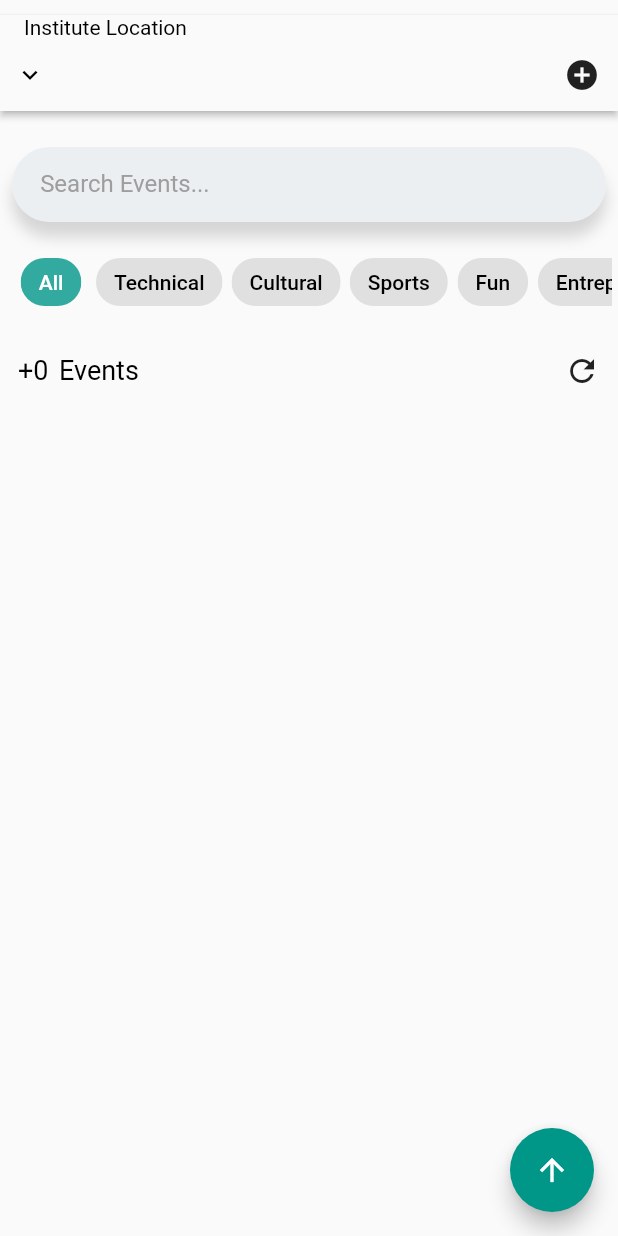
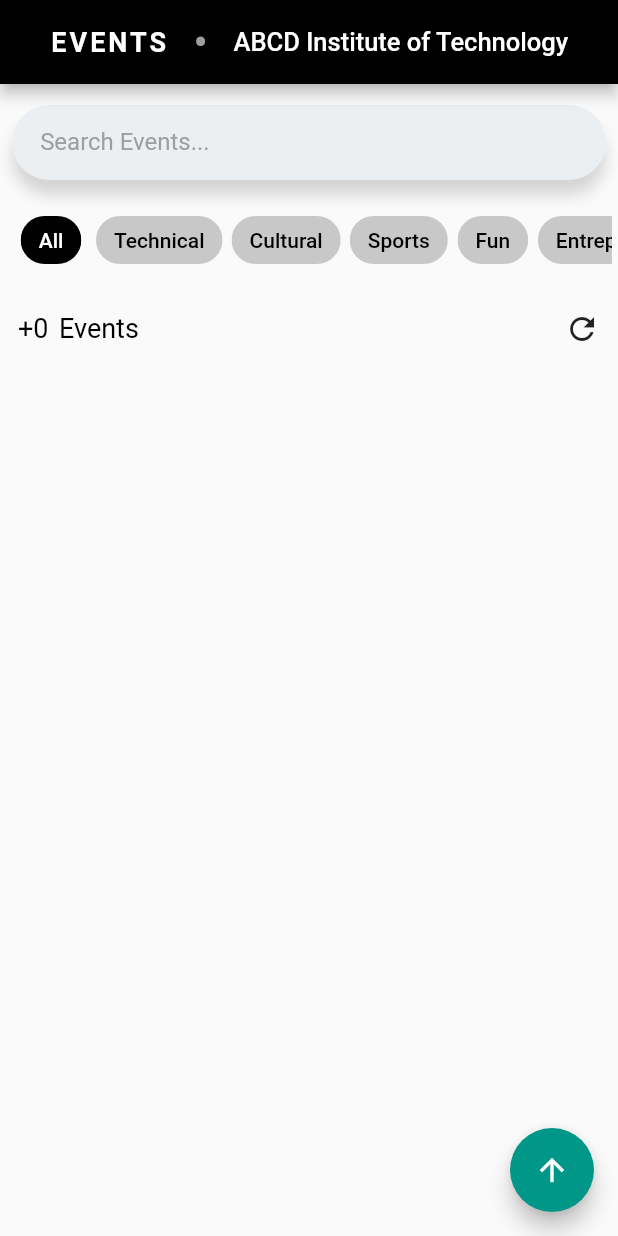
Before and after one commit to CvamKr/awarenett_project, a Flutter app: the screen it shows once a user with an empty profile is signed in, on a phone screen of 412 x 824 dp. Run offline on Flutter 3.47's test engine with Material 2 defaults, Android fonts, the phone set to English and light mode, and no system bars; our stand-ins replace cloud_firestore, firebase_auth, firebase_messaging, firebase_storage, flutter_spinkit, fluttertoast and 2 more; accounts and stored records are empty.

Commit message:
app bar and colour changes

```diff
--- a/lib/pages/event_page.dart
+++ b/lib/pages/event_page.dart
@@ -120,6 +120,33 @@ class _MyEventsPageState extends State<MyEventsPage> {
   Widget build(BuildContext context) {
     return Scaffold(
       key: _scaffoldKey,
+      appBar: AppBar(
+        backgroundColor: Colors.black,
+        title: Row(
+          mainAxisAlignment: MainAxisAlignment.spaceEvenly,
+          children: <Widget>[
+            Text('EVENTS',
+              style: TextStyle(
+                fontSize: 18,
+                color: Colors.white,
+                fontWeight: FontWeight.w700,
+                letterSpacing: 2
+              ),),
+            Text('•',
+            style: TextStyle(
+                fontSize: 27,
+                color: Colors.grey,
+              ),
+            ),
+            Text('ABCD Institute of Technology',
+            style: TextStyle(
+                fontSize: 17,
+                color: Colors.white,
+              ),
+            )
+          ],
+        )
+      ),
       // backgroundColor:
       //  Colors.white,
       // Colors.grey[50],
@@ -161,90 +188,91 @@ class _MyEventsPageState extends State<MyEventsPage> {
                       // ),
                       //
                     ),
+                    //-----------------------------------------------
                     child: Column(
-                      children: <Widget>[
-                        SizedBox(height: 10.0),
-                        Material(
-                            elevation: 2.0,
-                            child: Container(
-                                child: Column(
-                                  children: <Widget>[
-                                    Padding(
-                                      padding: const EdgeInsets.only(
-                                          left: 16.0, bottom: 0),
-                                      child: Align(
-                                        alignment: Alignment.centerLeft,
-                                        child: Text(
-                                          'Institute Location',
-                                          style: TextStyle(
-                                            color: textColor,
-                                          ),
-                                        ),
-                                      ),
-                                    ),
-                                    Row(
-                                      mainAxisAlignment:
-                                      MainAxisAlignment.spaceBetween,
-                                      children: <Widget>[
-                                        InkWell(
-                                          onTap: () {
-                                            openInstitutionDialogBox();
-                                          },
-                                          child: Row(
-                                            mainAxisAlignment:
-                                            MainAxisAlignment.start,
-                                            children: <Widget>[
-                                              Padding(
-                                                padding: const EdgeInsets.symmetric(
-                                                    horizontal: 10.0),
-                                                child: Icon(
-                                                  Icons.expand_more,
-                                                  size: 20.0,
-                                                  color: Colors.black,
+                    children: <Widget>[
+                        SizedBox(height: 5.0),
+                    //     Material(
+                    //         elevation: 2.0,
+                    //         child: Container(
+                    //             child: Column(
+                    //               children: <Widget>[
+                    //                 Padding(
+                    //                   padding: const EdgeInsets.only(
+                    //                       left: 16.0, bottom: 0),
+                    //                   child: Align(
+                    //                     alignment: Alignment.centerLeft,
+                    //                     child: Text(
+                    //                       'Institute Location',
+                    //                       style: TextStyle(
+                    //                         color: textColor,
+                    //                       ),
+                    //                     ),
+                    //                   ),
+                    //                 ),
+                    //                 Row(
+                    //                   mainAxisAlignment:
+                    //                   MainAxisAlignment.spaceBetween,
+                    //                   children: <Widget>[
+                    //                     InkWell(
+                    //                       onTap: () {
+                    //                         openInstitutionDialogBox();
+                    //                       },
+                    //                       child: Row(
+                    //                         mainAxisAlignment:
+                    //                         MainAxisAlignment.start,
+                    //                         children: <Widget>[
+                    //                           Padding(
+                    //                             padding: const EdgeInsets.symmetric(
+                    //                                 horizontal: 10.0),
+                    //                             child: Icon(
+                    //                               Icons.expand_more,
+                    //                               size: 20.0,
+                    //                               color: Colors.black,
 
-                                                  // Colors.white,
-                                                ),
-                                              ),
-                                              Container(
-                                                width: MediaQuery.of(context)
-                                                    .size
-                                                    .width -
-                                                    100,
-                                                child: Padding(
-                                                  padding: EdgeInsets.symmetric(
-                                                      horizontal: 0.0),
-                                                  child: Text(
-                                                    // 'Mit Manipal',
-                                                    this.userInstituteLocation,
-                                                    overflow: TextOverflow.ellipsis,
-                                                    maxLines: 1,
-                                                    style: TextStyle(
-                                                        fontSize: 17.0,
-                                                        color: textColor),
-                                                  ),
-                                                ),
-                                              ),
-                                            ],
-                                          ),
-                                        ),
-                                        IconButton(
-                                          icon: Icon(Icons.add_circle),
-                                          onPressed: () {
-                                            _myPasscodeWidget.showClubCodeDialog(
-                                                context, _scaffoldKey);
+                    //                               // Colors.white,
+                    //                             ),
+                    //                           ),
+                    //                           Container(
+                    //                             width: MediaQuery.of(context)
+                    //                                 .size
+                    //                                 .width -
+                    //                                 100,
+                    //                             child: Padding(
+                    //                               padding: EdgeInsets.symmetric(
+                    //                                   horizontal: 0.0),
+                    //                               child: Text(
+                    //                                 // 'Mit Manipal',
+                    //                                 this.userInstituteLocation,
+                    //                                 overflow: TextOverflow.ellipsis,
+                    //                                 maxLines: 1,
+                    //                                 style: TextStyle(
+                    //                                     fontSize: 17.0,
+                    //                                     color: textColor),
+                    //                               ),
+                    //                             ),
+                    //                           ),
+                    //                         ],
+                    //                       ),
+                    //                     ),
+                    //                     IconButton(
+                    //                       icon: Icon(Icons.add_circle),
+                    //                       onPressed: () {
+                    //                         _myPasscodeWidget.showClubCodeDialog(
+                    //                             context, _scaffoldKey);
 
-                                            //  showClubCodeDialog(context);
-                                          },
-                                        )
-                                      ],
-                                    ),
-                                    // SizedBox(
-                                    //   height: 10,
-                                    // )
-                                  ],
-                                ))),
-                        SizedBox(height: 15.0),
-
+                    //                         //  showClubCodeDialog(context);
+                    //                       },
+                    //                     )
+                    //                   ],
+                    //                 ),
+                    //                 // SizedBox(
+                    //                 //   height: 10,
+                    //                 // )
+                    //               ],
+                    //             ))),
+                        //SizedBox(height: 15.0),
+                                //---------------------------------
                         // Align(
                         //   alignment: Alignment.topLeft,
                         //   child: Padding(
@@ -756,15 +784,15 @@ class _MyEventsPageState extends State<MyEventsPage> {
           backgroundColor: eventTypeSelected == clickedEventType
               ?
           // Colors.blue
-          Colors.teal.withOpacity(.8)
+          Colors.black
 
-              : Colors.grey[300],
+              : Colors.black54.withOpacity(0.2),
           label: Text(
             clickedEventType,
             style: TextStyle(
                 color: eventTypeSelected == clickedEventType
                     ? Colors.white
-                    : Colors.black
+                    : Colors.black,
               // Colors.blue[400],
               //  Colors.blue,
             ),
```
Also changed, not shown: pubspec.lock.
